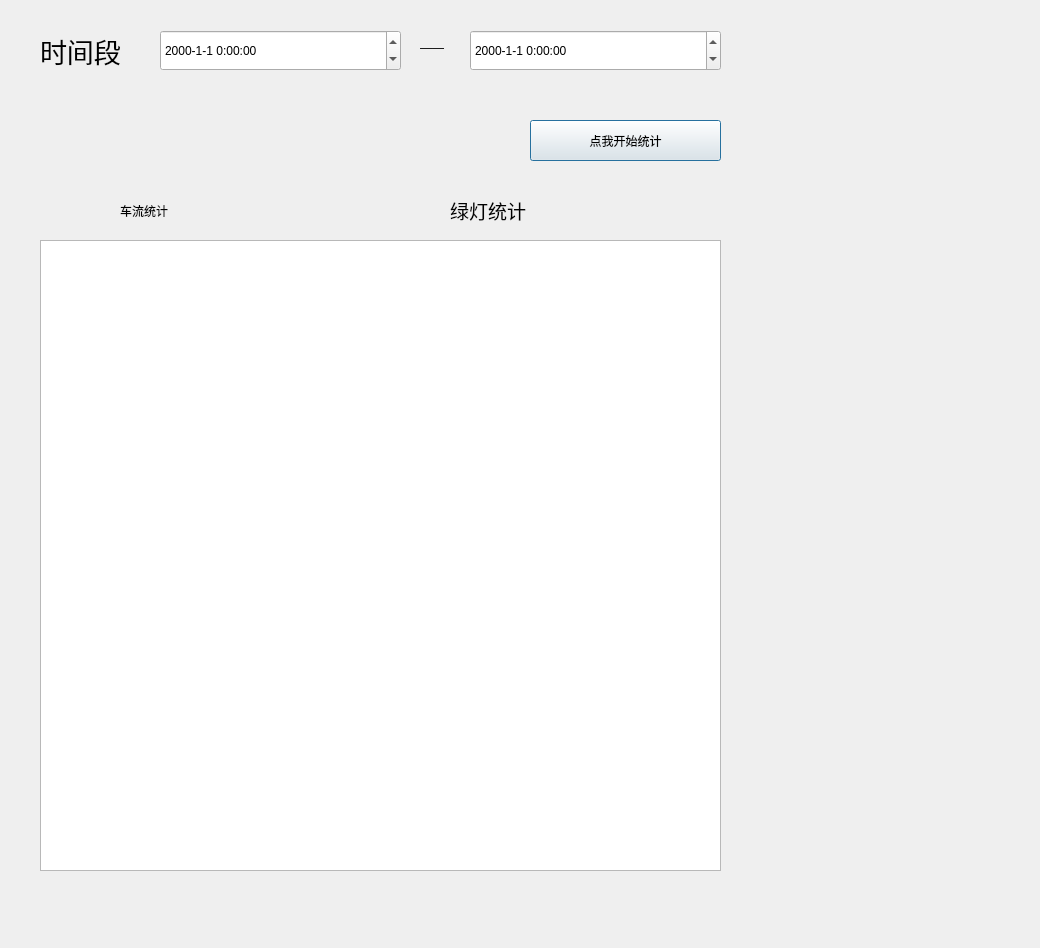
This is UI/StatisticalAnalysis/statistical_analysis.ui in youxiudeshouyeren/IntelligentSystem as Qt 5 draws it before an edit. The edited form follows.
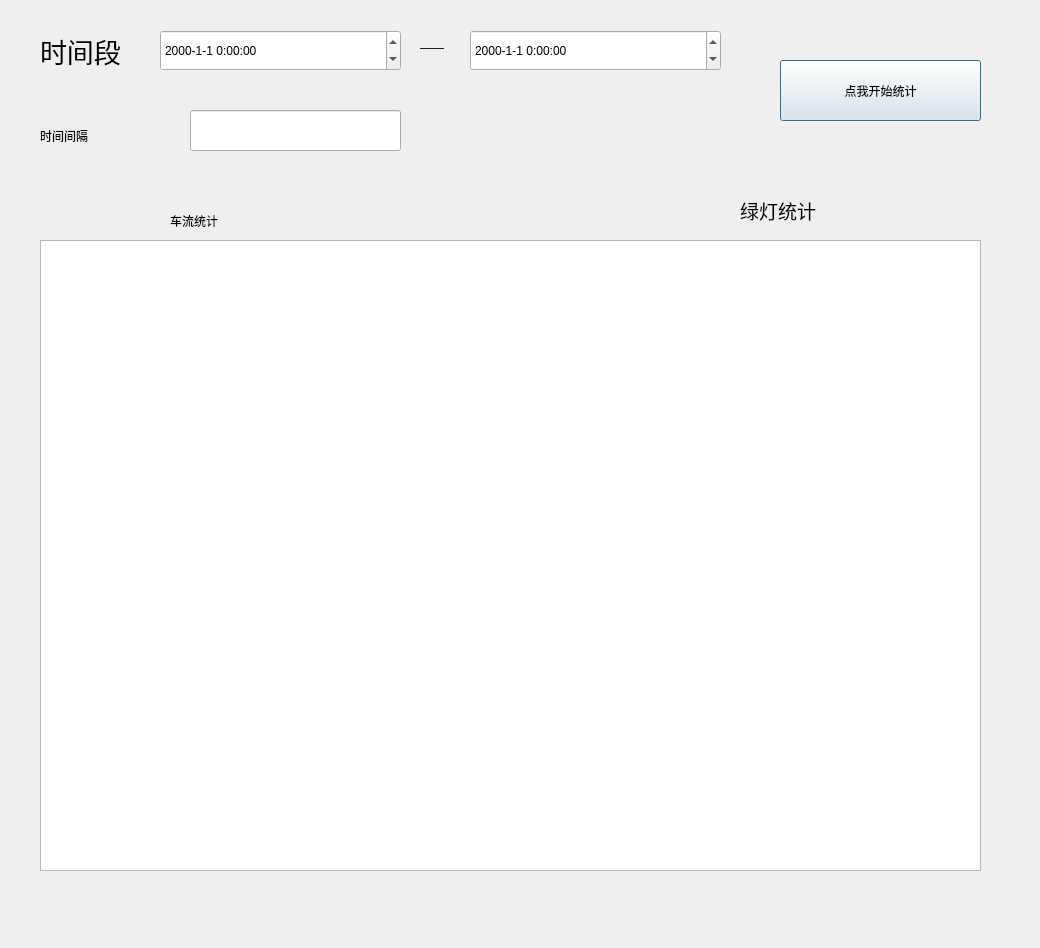
This is the edited form.

The edit to the form file:
```diff
--- a/UI/StatisticalAnalysis/statistical_analysis.ui
+++ b/UI/StatisticalAnalysis/statistical_analysis.ui
@@ -55,10 +55,10 @@
   <widget class="QPushButton" name="pushButton">
    <property name="geometry">
     <rect>
-     <x>530</x>
-     <y>120</y>
-     <width>191</width>
-     <height>41</height>
+     <x>780</x>
+     <y>60</y>
+     <width>201</width>
+     <height>61</height>
     </rect>
    </property>
    <property name="styleSheet">
@@ -74,7 +74,7 @@
     <rect>
      <x>40</x>
      <y>240</y>
-     <width>681</width>
+     <width>941</width>
      <height>631</height>
     </rect>
    </property>
@@ -82,8 +82,8 @@
   <widget class="QLabel" name="label_3">
    <property name="geometry">
     <rect>
-     <x>120</x>
-     <y>180</y>
+     <x>170</x>
+     <y>190</y>
      <width>121</width>
      <height>61</height>
     </rect>
@@ -99,7 +99,7 @@
   <widget class="QLabel" name="label_4">
    <property name="geometry">
     <rect>
-     <x>450</x>
+     <x>740</x>
      <y>180</y>
      <width>121</width>
      <height>61</height>
@@ -156,6 +156,37 @@
     <string notr="true">yyyy-M-d H:mm:ss</string>
    </property>
   </widget>
+  <widget class="QLabel" name="label_5">
+   <property name="geometry">
+    <rect>
+     <x>40</x>
+     <y>110</y>
+     <width>141</width>
+     <height>51</height>
+    </rect>
+   </property>
+   <property name="styleSheet">
+    <string notr="true">
+font: 20pt &quot;宋体&quot;;</string>
+   </property>
+   <property name="text">
+    <string>时间间隔</string>
+   </property>
+  </widget>
+  <widget class="QLineEdit" name="time_le">
+   <property name="geometry">
+    <rect>
+     <x>190</x>
+     <y>110</y>
+     <width>211</width>
+     <height>41</height>
+    </rect>
+   </property>
+   <property name="styleSheet">
+    <string notr="true">
+font: 15pt &quot;宋体&quot;;</string>
+   </property>
+  </widget>
  </widget>
  <resources/>
  <connections/>
```
